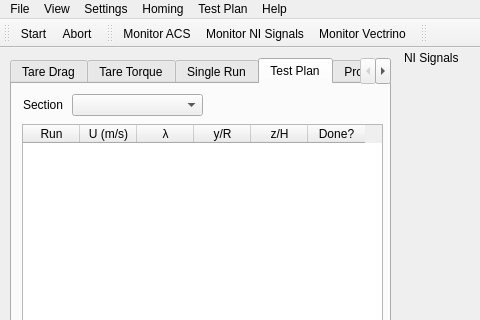
This is mainwindow.ui in petebachant/TurbineDAQ as Qt 5 draws it before an edit; both pictures show x 0 to 480 and y 0 to 320 of the 1126 by 941 pixel window. The edited form follows.
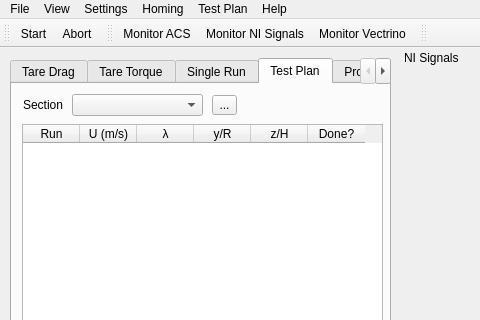
This is the edited form. Icons and pictures are not drawn. Custom widgets are drawn as their Qt base class.

Commit message: Add toolbutton to open folder

The edit to the form file:
```diff
--- a/mainwindow.ui
+++ b/mainwindow.ui
@@ -413,6 +413,19 @@
        <set>Qt::AlignRight|Qt::AlignTrailing|Qt::AlignVCenter</set>
       </property>
      </widget>
+     <widget class="QToolButton" name="toolButtonOpenSection">
+      <property name="geometry">
+       <rect>
+        <x>200</x>
+        <y>11</y>
+        <width>25</width>
+        <height>20</height>
+       </rect>
+      </property>
+      <property name="text">
+       <string>...</string>
+      </property>
+     </widget>
     </widget>
     <widget class="QWidget" name="tabProcessing">
      <attribute name="title">
```
The commit also changes 8 other files.
